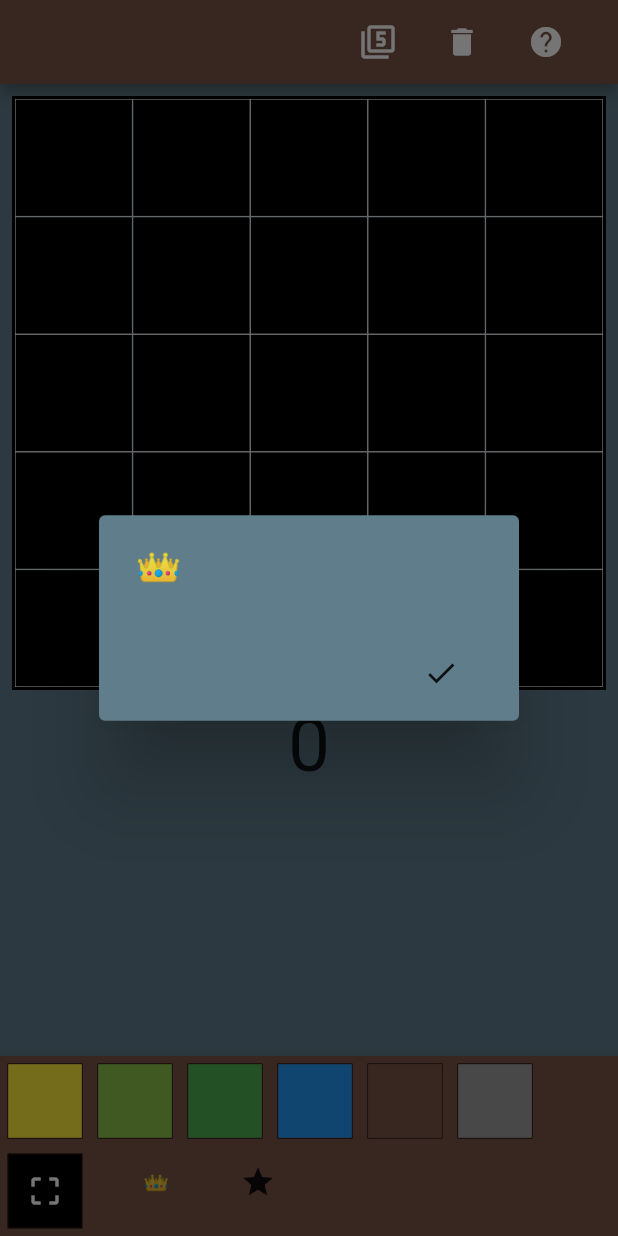
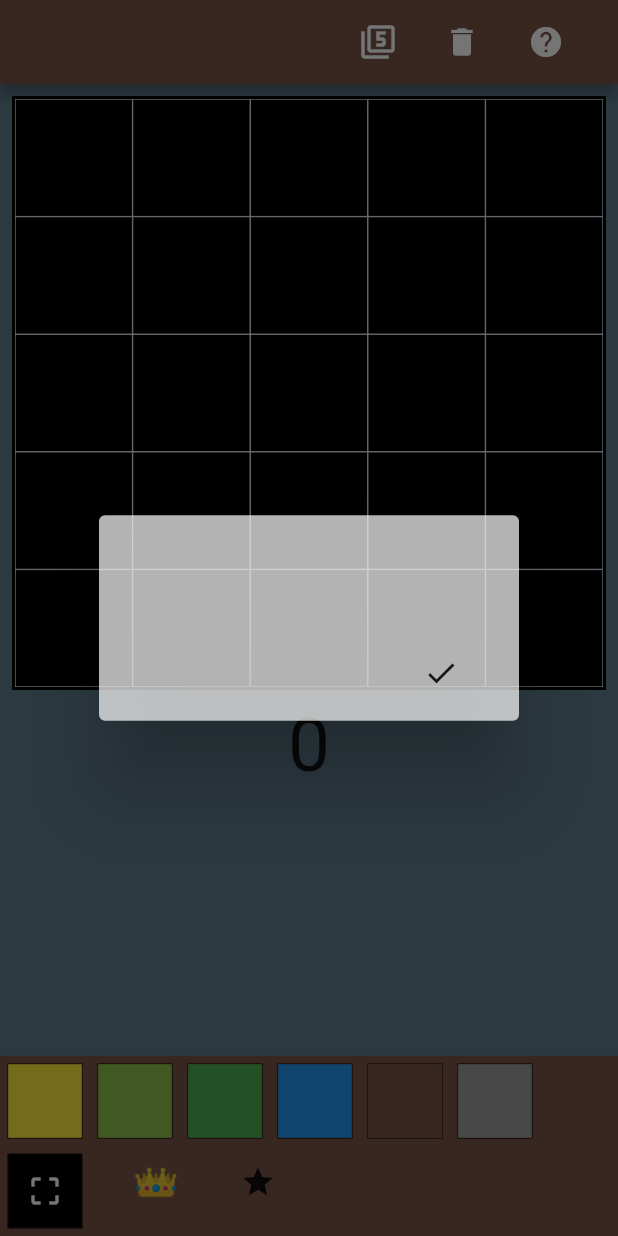
Before and after one commit to odrevet/kingdomino_score, a Flutter app: the screen it shows after launch, after a tap on an icon or button, on a phone screen of 412 x 824 dp. Run offline on Flutter 3.47's test engine with Material 2 defaults, Android fonts, the phone set to English and light mode, and no system bars.

Commit message:
score detail background color set to transparent white, display crown in detail, change * by x

```diff
--- a/lib/main.dart
+++ b/lib/main.dart
@@ -84,18 +84,18 @@ class _MyHomePageState extends State<MyHomePage> {
     var areas = getAreas(_board);
     areas.sort((a, b) => (a.crowns * a.fields).compareTo(b.crowns * b.fields));
 
-    String text = crown;
+    String calculationDetails = '';
     for (var area in areas) {
-      text +=
-          '• ${area.fields} * ${area.crowns} = ${area.fields * area.crowns}\n';
+      calculationDetails +=
+          '• ${area.fields} x ${area.crowns} ${crown} = ${area.fields * area.crowns}\n';
     }
 
     return showDialog<void>(
       context: context,
       builder: (BuildContext context) {
         return AlertDialog(
-          backgroundColor: Colors.blueGrey,
-          content: Text(text, style: TextStyle(fontSize: 25.0)),
+          backgroundColor: Colors.white70,
+          content: Text(calculationDetails, style: TextStyle(fontSize: 25.0)),
           actions: <Widget>[
             FlatButton(
               child: Icon(
@@ -312,7 +312,7 @@ class _MyHomePageState extends State<MyHomePage> {
   FlatButton crownButton() => FlatButton(
       onPressed: () => _onSelectCrown(),
       padding: EdgeInsets.all(0.0),
-      child: Text(crown));
+      child: Text(crown, style: TextStyle(fontSize: 25.0)));
 
   IconButton castleButton() => IconButton(
         icon: Icon(Icons.star),
```
